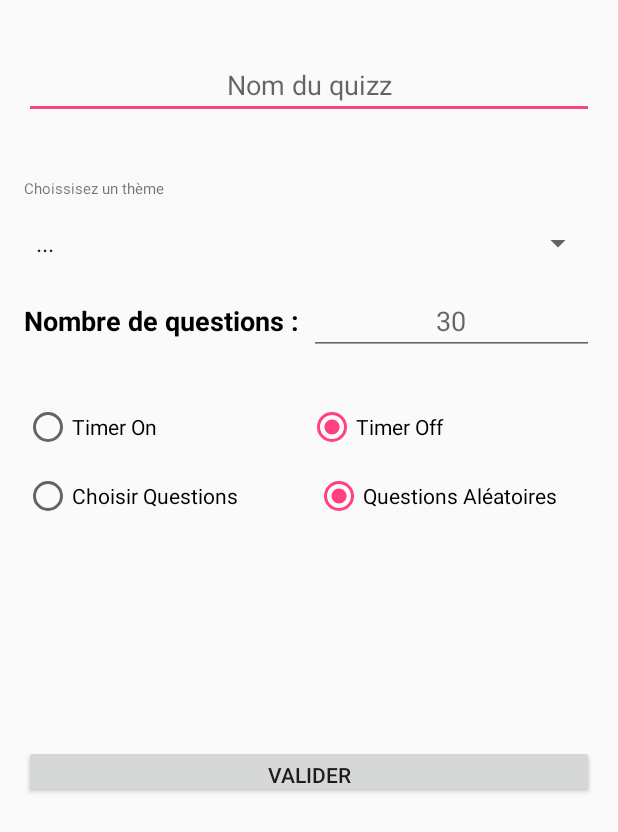
After one commit to paretl/Top-Quizz, an Android app: the CreateQuizz screen opened directly, with no data from a screen before it, on a phone screen of 412 x 824 dp. The commit adds this screen. Shown: the top 832 px of the screen. Run offline under Robolectric (Android 15) with nearby library versions, the phone set to English and light mode, and no system bars.

Commit message:
[RCR][0.1/sw_quizz_create]First commit create_quizz
-> Activity created
-> Layout created and terminated
->res/values/strings modified for an example (Spinner)

```diff
--- a/app/src/main/AndroidManifest.xml
+++ b/app/src/main/AndroidManifest.xml
@@ -55,6 +55,9 @@
                 <action android:name="android.intent.action.SEARCH" />
             </intent-filter>
         </activity>
+        <activity
+            android:name=".CreateQuizz"
+            android:theme="@style/AppTheme.NoActionBar"/>
     </application>
 
 </manifest>
--- /dev/null
+++ b/app/src/main/java/cpe/top/quizz/CreateQuizz.java
@@ -0,0 +1,15 @@
+package cpe.top.quizz;
+
+import android.support.v7.app.AppCompatActivity;
+import android.os.Bundle;
+import android.widget.Spinner;
+
+public class CreateQuizz extends AppCompatActivity {
+
+    @Override
+    protected void onCreate(Bundle savedInstanceState) {
+        super.onCreate(savedInstanceState);
+        setContentView(R.layout.activity_create_quizz);
+
+    }
+}
--- a/app/src/main/java/cpe/top/quizz/MainActivity.java
+++ b/app/src/main/java/cpe/top/quizz/MainActivity.java
@@ -69,6 +69,17 @@ public class MainActivity extends AppCompatActivity implements AsyncUserResponse
                 startActivity(intent);
             }
         });
+
+        final Button createQuizz = (Button) findViewById(R.id.createQuizz);
+
+        createQuizz.setOnClickListener(new View.OnClickListener() {
+
+            @Override
+            public void onClick(View v) {
+                Intent intent = new Intent(MainActivity.this, CreateQuizz.class);
+                startActivity(intent);
+            }
+        });
     }
 
     protected boolean isValid() {
--- /dev/null
+++ b/app/src/main/res/layout/activity_create_quizz.xml
@@ -0,0 +1,154 @@
+<?xml version="1.0" encoding="utf-8"?>
+<RelativeLayout xmlns:android="http://schemas.android.com/apk/res/android"
+    xmlns:tools="http://schemas.android.com/tools"
+    android:id="@+id/activity_create_quizz"
+    android:layout_width="match_parent"
+    android:layout_height="match_parent"
+    android:paddingBottom="@dimen/activity_vertical_margin"
+    android:paddingLeft="@dimen/activity_horizontal_margin"
+    android:paddingRight="@dimen/activity_horizontal_margin"
+    android:paddingTop="@dimen/activity_vertical_margin"
+    tools:context="cpe.top.quizz.CreateQuizz">
+
+    <LinearLayout
+        android:orientation="vertical"
+        android:layout_width="match_parent"
+        android:layout_height="match_parent"
+        android:weightSum="1"
+        android:layout_alignParentBottom="true"
+        android:layout_alignParentStart="true"
+        android:layout_marginBottom="15dp">
+
+        <EditText
+            android:layout_width="match_parent"
+            android:layout_height="wrap_content"
+            android:inputType="textPersonName"
+            android:hint="Nom du quizz"
+            android:ems="10"
+            android:layout_marginTop="18dp"
+            android:id="@+id/name"
+            android:layout_alignParentTop="true"
+            android:layout_centerHorizontal="true"
+            android:gravity="center"/>
+
+        <LinearLayout
+            android:orientation="vertical"
+            android:layout_width="match_parent"
+            android:layout_height="22dp"
+            android:layout_weight="0.06"></LinearLayout>
+
+        <TextView
+            android:text="Choissisez un thème"
+            android:layout_width="340dp"
+            android:layout_height="wrap_content"
+            android:id="@+id/textView6"
+            android:textSize="10sp" />
+
+        <Spinner
+            android:layout_width="match_parent"
+            android:layout_height="wrap_content"
+            android:id="@+id/theme"
+            android:layout_weight="0.12"
+            android:entries="@array/theme_arrays"
+            android:prompt="@string/theme_prompt"
+            android:spinnerMode="dialog"/>
+
+        <LinearLayout
+            android:orientation="horizontal"
+            android:layout_width="wrap_content"
+            android:layout_height="wrap_content">
+
+
+            <TextView
+                android:text="Nombre de questions :"
+                android:layout_width="190dp"
+                android:layout_height="wrap_content"
+                android:id="@+id/textView5"
+                android:textStyle="normal|bold"
+                android:textSize="18sp"
+                android:textColor="@android:color/black" />
+
+            <EditText
+                android:layout_width="wrap_content"
+                android:layout_height="wrap_content"
+                android:inputType="number"
+                android:ems="10"
+                android:id="@+id/nbQuest"
+                android:layout_weight="1"
+                android:gravity="center"
+                android:hint="30" />
+
+        </LinearLayout>
+
+        <LinearLayout
+            android:orientation="vertical"
+            android:layout_width="match_parent"
+            android:layout_height="32dp"></LinearLayout>
+
+        <RadioGroup
+            android:layout_width="match_parent"
+            android:layout_height="46dp"
+            android:layout_centerVertical="true"
+            android:orientation="horizontal"
+            android:layout_alignStart="@+id/textView4"
+            android:layout_alignParentEnd="true"
+            android:id="@+id/group1"
+            android:checkedButton="@+id/timerOff">
+
+            <RadioButton
+                android:text="Timer On"
+                android:layout_width="wrap_content"
+                android:layout_height="wrap_content"
+                android:id="@+id/timerOn"
+                android:layout_weight="1" />
+
+            <RadioButton
+                android:text="Timer Off"
+                android:layout_width="wrap_content"
+                android:layout_height="wrap_content"
+                android:id="@+id/timerOff"
+                android:layout_weight="1" />
+        </RadioGroup>
+
+        <RadioGroup
+            android:orientation="horizontal"
+            android:layout_width="match_parent"
+            android:layout_height="wrap_content"
+            android:checkedButton="@+id/randomQuest"
+            android:id="@+id/group2">
+
+            <RadioButton
+                android:text="Choisir Questions"
+                android:layout_width="wrap_content"
+                android:layout_height="wrap_content"
+                android:id="@+id/chooseQuest"
+                android:layout_weight="1" />
+
+            <RadioButton
+                android:text="Questions Aléatoires"
+                android:layout_width="wrap_content"
+                android:layout_height="wrap_content"
+                android:id="@+id/randomQuest"
+                android:layout_weight="0.48" />
+        </RadioGroup>
+
+        <LinearLayout
+            android:orientation="vertical"
+            android:layout_width="match_parent"
+            android:layout_height="208dp">
+
+            <ListView
+                android:layout_width="match_parent"
+                android:layout_height="150dp"
+                android:id="@+id/listQuest" />
+
+            <Button
+                android:text="Valider"
+                android:layout_width="match_parent"
+                android:layout_height="35dp"
+                android:id="@+id/validate" />
+        </LinearLayout>
+
+    </LinearLayout>
+
+</RelativeLayout>
--- a/app/src/main/res/layout/activity_main.xml
+++ b/app/src/main/res/layout/activity_main.xml
@@ -87,4 +87,13 @@
             android:layout_marginTop="10dp" />
 
     </LinearLayout>
+
+    <Button
+        android:text="Create Quizz"
+        android:layout_width="wrap_content"
+        android:layout_height="wrap_content"
+        android:layout_alignParentBottom="true"
+        android:layout_centerHorizontal="true"
+        android:layout_marginBottom="13dp"
+        android:id="@+id/createQuizz" />
 </RelativeLayout>
--- a/app/src/main/res/values/strings.xml
+++ b/app/src/main/res/values/strings.xml
@@ -5,4 +5,12 @@
     <string name="app_logout">Déconnexion</string>
     <string name="title_activity_game_end">GameEnd</string>
     <string name="title_activity_end_game">EndGame</string>
+    <string-array name="theme_arrays">
+        <item>...</item>
+        <item>Java</item>
+        <item>Histoire</item>
+        <item>Maths</item>
+        <item>Communication</item>
+        <item>C</item>
+    </string-array>
 </resources>
```
